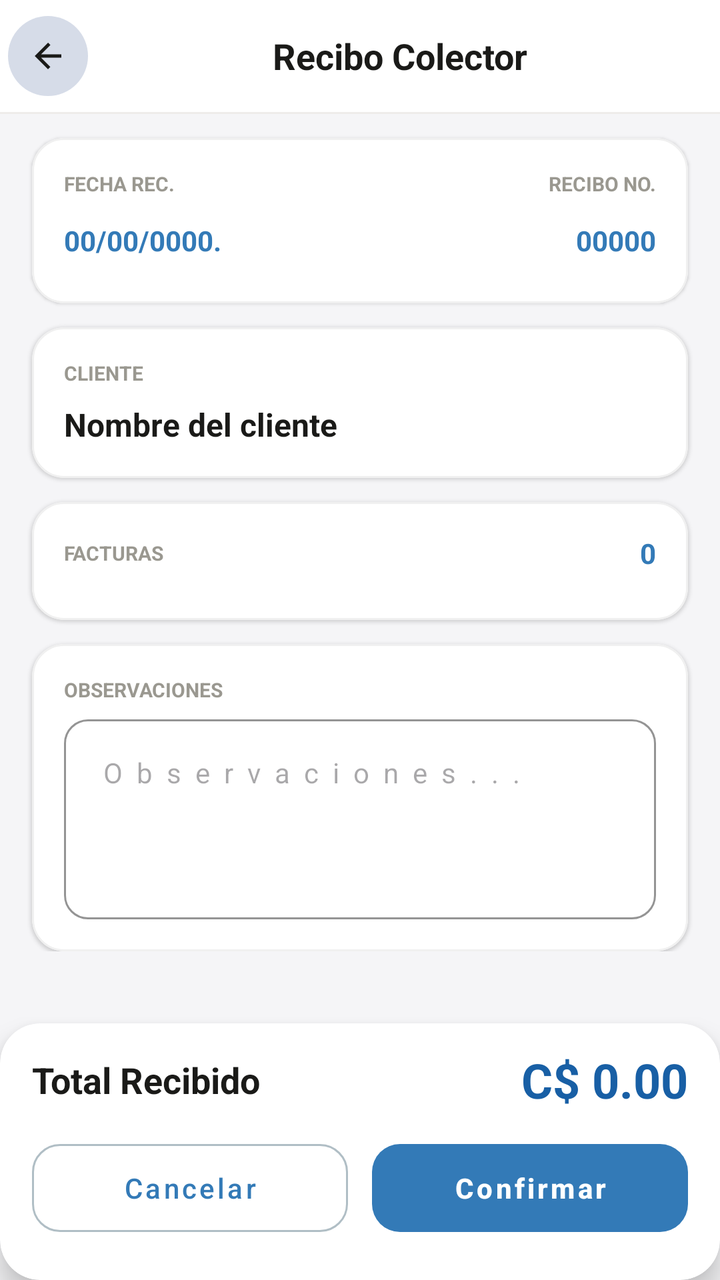
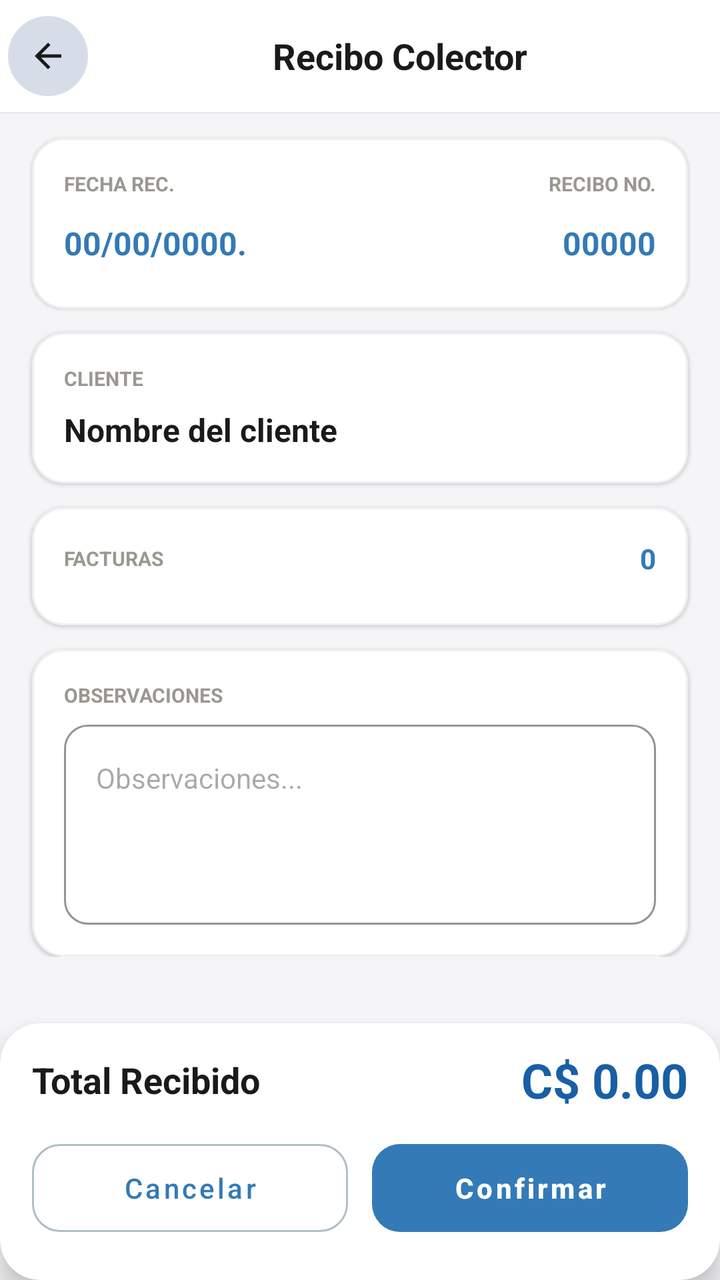

Screens rendered from an Android XML layout before and after an edit, with the pre-edit source and the edit as a unified diff.
<!-- AndroidManifest.xml: activity theme Theme.GMV -->
<!-- res/layout/activity_recibo_colector.xml -->
<?xml version="1.0" encoding="utf-8"?>
<androidx.coordinatorlayout.widget.CoordinatorLayout
    xmlns:android="http://schemas.android.com/apk/res/android"
    xmlns:app="http://schemas.android.com/apk/res-auto"
    android:layout_width="match_parent"
    android:layout_height="match_parent"
    android:background="#F5F5F7"
    android:fitsSystemWindows="true">

    <com.google.android.material.appbar.AppBarLayout
        android:layout_width="match_parent"
        android:layout_height="wrap_content"
        android:background="@android:color/white"
        android:elevation="0dp">

        <androidx.appcompat.widget.Toolbar
            android:layout_width="match_parent"
            android:layout_height="56dp"
            android:background="@android:color/white"
            app:contentInsetStart="0dp"
            app:contentInsetEnd="0dp">

            <LinearLayout
                android:layout_width="match_parent"
                android:layout_height="match_parent"
                android:gravity="center_vertical"
                android:orientation="horizontal"
                android:paddingHorizontal="4dp">

                <com.google.android.material.button.MaterialButton
                    android:id="@+id/btn_back"
                    style="@style/Widget.Material3.Button.TonalButton"
                    android:layout_width="40dp"
                    android:layout_height="40dp"
                    android:insetLeft="0dp"
                    android:insetTop="0dp"
                    android:insetRight="0dp"
                    android:insetBottom="0dp"
                    app:cornerRadius="20dp"
                    app:icon="@drawable/ic_arrow_back"
                    app:iconGravity="textStart"
                    app:iconPadding="0dp"
                    app:iconSize="20dp"
                    app:iconTint="#1A1A18" />

                <TextView
                    android:layout_width="0dp"
                    android:layout_height="wrap_content"
                    android:layout_weight="1"
                    android:gravity="center"
                    android:text="Recibo Colector"
                    android:textColor="#1A1A18"
                    android:textSize="18sp"
                    android:textStyle="bold" />

            </LinearLayout>

        </androidx.appcompat.widget.Toolbar>

        <View
            android:layout_width="match_parent"
            android:layout_height="1dp"
            android:background="#EEECEA" />

    </com.google.android.material.appbar.AppBarLayout>

    <androidx.core.widget.NestedScrollView
        android:layout_width="match_parent"
        android:layout_height="match_parent"
        android:clipToPadding="false"
        android:scrollbars="none"
        app:layout_behavior="@string/appbar_scrolling_view_behavior">

        <LinearLayout
            android:layout_width="match_parent"
            android:layout_height="wrap_content"
            android:orientation="vertical"
            android:paddingBottom="200dp">

            
            <com.google.android.material.card.MaterialCardView
                android:layout_width="match_parent"
                android:layout_height="wrap_content"
                android:layout_marginHorizontal="16dp"
                android:layout_marginTop="12dp"
                app:cardBackgroundColor="@android:color/white"
                app:cardCornerRadius="16dp"
                app:cardElevation="1dp"
                app:strokeColor="#F0F0F0"
                app:strokeWidth="1dp">

                <LinearLayout
                    android:layout_width="match_parent"
                    android:layout_height="wrap_content"
                    android:gravity="center_vertical"
                    android:orientation="horizontal"
                    android:padding="16dp">

                    <LinearLayout
                        android:layout_width="0dp"
                        android:layout_height="wrap_content"
                        android:layout_weight="1"
                        android:orientation="vertical">

                        <TextView
                            android:layout_width="wrap_content"
                            android:layout_height="wrap_content"
                            android:text="FECHA REC."
                            android:textAllCaps="true"
                            android:textColor="#9A9890"
                            android:textSize="10sp"
                            android:textStyle="bold" />

                        <TextView
                            android:id="@+id/tv_recibo_fecha"
                            android:layout_width="wrap_content"
                            android:layout_height="wrap_content"
                            android:layout_marginTop="6dp"
                            android:clickable="true"
                            android:focusable="true"
                            android:paddingVertical="6dp"
                            android:text="00/00/0000."
                            android:textColor="#337AB7"
                            android:textSize="14sp"
                            android:textStyle="bold" />

                    </LinearLayout>

                    <LinearLayout
                        android:layout_width="0dp"
                        android:layout_height="wrap_content"
                        android:layout_weight="1"
                        android:orientation="vertical">

                        <TextView
                            android:layout_width="match_parent"
                            android:layout_height="wrap_content"
                            android:textAlignment="textEnd"
                            android:text="RECIBO No."
                            android:textAllCaps="true"
                            android:textColor="#9A9890"
                            android:textSize="10sp"
                            android:textStyle="bold" />

                        <TextView
                            android:id="@+id/tv_recibo_numero"
                            android:textAlignment="textEnd"
                            android:layout_width="match_parent"
                            android:layout_height="wrap_content"
                            android:layout_marginTop="6dp"
                            android:clickable="true"
                            android:focusable="true"
                            android:paddingVertical="6dp"
                            android:text="00000"
                            android:textColor="#337AB7"
                            android:textSize="14sp"
                            android:textStyle="bold" />

                    </LinearLayout>

                </LinearLayout>

            </com.google.android.material.card.MaterialCardView>

            
            <com.google.android.material.card.MaterialCardView
                android:id="@+id/card_client"
                android:layout_width="match_parent"
                android:layout_height="wrap_content"
                android:layout_marginHorizontal="16dp"
                android:layout_marginTop="12dp"
                app:cardBackgroundColor="@android:color/white"
                app:cardCornerRadius="16dp"
                app:cardElevation="1dp"
                app:strokeColor="#F0F0F0"
                app:strokeWidth="1dp">

                <LinearLayout
                    android:layout_width="match_parent"
                    android:layout_height="wrap_content"
                    android:orientation="vertical"
                    android:padding="16dp">

                    <TextView
                        android:layout_width="wrap_content"
                        android:layout_height="wrap_content"
                        android:text="CLIENTE"
                        android:textAllCaps="true"
                        android:textColor="#9A9890"
                        android:textSize="10sp"
                        android:textStyle="bold" />

                    <TextView
                        android:id="@+id/tv_client_name"
                        android:layout_width="match_parent"
                        android:layout_height="wrap_content"
                        android:layout_marginTop="8dp"
                        android:text="Nombre del cliente"
                        android:textColor="#1A1A18"
                        android:textSize="16sp"
                        android:textStyle="bold" />

                    <TextView
                        android:id="@+id/tv_client_direccion"
                        android:layout_width="match_parent"
                        android:layout_height="wrap_content"
                        android:layout_marginTop="4dp"
                        android:ellipsize="end"
                        android:maxLines="2"
                        android:text="@string/lorem_ipsum"
                        android:textColor="#9A9890"
                        android:textSize="13sp"
                        android:visibility="gone" />

                </LinearLayout>

            </com.google.android.material.card.MaterialCardView>

            
            <com.google.android.material.card.MaterialCardView
                android:layout_width="match_parent"
                android:layout_height="wrap_content"
                android:layout_marginHorizontal="16dp"
                android:layout_marginTop="12dp"
                app:cardBackgroundColor="@android:color/white"
                app:cardCornerRadius="16dp"
                app:cardElevation="1dp"
                app:strokeColor="#F0F0F0"
                app:strokeWidth="1dp">

                <LinearLayout
                    android:layout_width="match_parent"
                    android:layout_height="wrap_content"
                    android:orientation="vertical"
                    android:padding="16dp">

                    <LinearLayout
                        android:layout_width="match_parent"
                        android:layout_height="wrap_content"
                        android:gravity="center_vertical"
                        android:orientation="horizontal">

                        <TextView
                            android:layout_width="0dp"
                            android:layout_height="wrap_content"
                            android:layout_weight="1"
                            android:text="FACTURAS"
                            android:textAllCaps="true"
                            android:textColor="#9A9890"
                            android:textSize="10sp"
                            android:textStyle="bold" />

                        <TextView
                            android:id="@+id/tv_facturas_count"
                            android:layout_width="wrap_content"
                            android:layout_height="wrap_content"
                            android:text="0"
                            android:textColor="#337AB7"
                            android:textSize="14sp"
                            android:textStyle="bold" />

                    </LinearLayout>

                    <LinearLayout
                        android:id="@+id/lyt_pagos"
                        android:layout_width="match_parent"
                        android:layout_height="wrap_content"
                        android:layout_marginTop="8dp"
                        android:orientation="vertical" />

                </LinearLayout>

            </com.google.android.material.card.MaterialCardView>

            
            <com.google.android.material.card.MaterialCardView
                android:layout_width="match_parent"
                android:layout_height="wrap_content"
                android:layout_marginHorizontal="16dp"
                android:layout_marginTop="12dp"
                app:cardBackgroundColor="@android:color/white"
                app:cardCornerRadius="16dp"
                app:cardElevation="1dp"
                app:strokeColor="#F0F0F0"
                app:strokeWidth="1dp">

                <LinearLayout
                    android:layout_width="match_parent"
                    android:layout_height="wrap_content"
                    android:orientation="vertical"
                    android:padding="16dp">

                    <TextView
                        android:layout_width="wrap_content"
                        android:layout_height="wrap_content"
                        android:text="OBSERVACIONES"
                        android:textAllCaps="true"
                        android:textColor="#9A9890"
                        android:textSize="10sp"
                        android:textStyle="bold" />

                    <com.google.android.material.textfield.TextInputLayout
                        android:id="@+id/lyt_observaciones"
                        style="@style/Widget.Material3.TextInputLayout.OutlinedBox"
                        android:layout_width="match_parent"
                        android:layout_height="wrap_content"
                        android:layout_marginTop="8dp"
                        app:boxCornerRadiusBottomEnd="12dp"
                        app:boxCornerRadiusBottomStart="12dp"
                        app:boxCornerRadiusTopEnd="12dp"
                        app:boxCornerRadiusTopStart="12dp"
                        app:boxStrokeColor="#E0E0E0"
                        app:hintEnabled="false">

                        <com.google.android.material.textfield.TextInputEditText
                            android:id="@+id/et_observaciones"
                            android:layout_width="match_parent"
                            android:layout_height="100dp"
                            android:background="@null"
                            android:gravity="top"
                            android:hint="Observaciones..."
                            android:textColor="#1A1A18"
                            android:textSize="14sp" />

                    </com.google.android.material.textfield.TextInputLayout>

                </LinearLayout>

            </com.google.android.material.card.MaterialCardView>

        </LinearLayout>

    </androidx.core.widget.NestedScrollView>

    <com.google.android.material.card.MaterialCardView
        android:id="@+id/lyt_bottom_actions"
        android:layout_width="match_parent"
        android:layout_height="wrap_content"
        android:layout_gravity="bottom"
        app:cardBackgroundColor="@android:color/white"
        app:cardCornerRadius="20dp"
        app:cardElevation="8dp"
        app:strokeWidth="0dp">

        <LinearLayout
            android:layout_width="match_parent"
            android:layout_height="wrap_content"
            android:orientation="vertical"
            android:paddingHorizontal="16dp"
            android:paddingTop="12dp"
            android:paddingBottom="20dp">

            <LinearLayout
                android:layout_width="match_parent"
                android:layout_height="wrap_content"
                android:gravity="center_vertical"
                android:orientation="horizontal"
                android:paddingBottom="12dp">

                <TextView
                    android:layout_width="0dp"
                    android:layout_height="wrap_content"
                    android:layout_weight="1"
                    android:text="Total Recibido"
                    android:textColor="#1A1A18"
                    android:textSize="18sp"
                    android:textStyle="bold" />

                <TextView
                    android:id="@+id/tv_total_recibido"
                    android:layout_width="wrap_content"
                    android:layout_height="wrap_content"
                    android:text="C$ 0.00"
                    android:textColor="#185FA5"
                    android:textSize="24sp"
                    android:textStyle="bold" />

            </LinearLayout>

            <LinearLayout
                android:layout_width="match_parent"
                android:layout_height="wrap_content"
                android:orientation="horizontal"
                android:weightSum="2">

                <com.google.android.material.button.MaterialButton
                    android:id="@+id/btn_edit"
                    style="@style/Widget.Material3.Button.OutlinedButton"
                    android:layout_width="0dp"
                    android:layout_height="52dp"
                    android:layout_marginEnd="6dp"
                    android:layout_weight="1"
                    android:text="Cancelar"
                    android:textAllCaps="false"
                    android:textSize="14sp"
                    app:cornerRadius="14dp" />

                <com.google.android.material.button.MaterialButton
                    android:id="@+id/btn_confirm"
                    android:layout_width="0dp"
                    android:layout_height="52dp"
                    android:layout_marginStart="6dp"
                    android:layout_weight="1"
                    android:text="Confirmar"
                    android:textAllCaps="false"
                    android:textSize="14sp"
                    android:textStyle="bold"
                    app:cornerRadius="14dp" />

            </LinearLayout>

        </LinearLayout>

    </com.google.android.material.card.MaterialCardView>

</androidx.coordinatorlayout.widget.CoordinatorLayout>
<!-- resources referenced by this layout -->
<resources>
  <string name="lorem_ipsum">Lorem ipsum dolor sit amet, consectetur adipiscing elit.</string>
  <style name="Theme.GMV" parent="Base.Theme.GMV" />
  <color name="primary">#337AB7</color>
  <color name="on_primary">#FFFFFF</color>
  <color name="primary_container">#D6E4F0</color>
  <color name="on_primary_container">#1A3A5C</color>
  <color name="secondary">#3A539B</color>
  <color name="on_secondary">#FFFFFF</color>
  <color name="secondary_container">#D6DCE8</color>
  <color name="on_secondary_container">#1C2A5C</color>
  <color name="tertiary">#7E57C2</color>
  <color name="on_tertiary">#FFFFFF</color>
  <color name="tertiary_container">#EDE7F6</color>
  <color name="on_tertiary_container">#311B92</color>
  <color name="error">#EF5350</color>
  <color name="on_error">#FFFFFF</color>
  <color name="error_container">#FFEBEE</color>
  <color name="on_error_container">#B71C1C</color>
  <color name="background">#F2F2F2</color>
  <color name="on_background">#000000</color>
  <color name="surface">#E7E7E7</color>
  <color name="on_surface">#000000</color>
  <color name="surface_variant">#D4D4D4</color>
  <color name="on_surface_variant">#535353</color>
  <color name="outline">#B0BEC5</color>
  <color name="outline_variant">#CFD8DC</color>
  <style name="TextAppearance.M3.DisplayMedium">
          <item name="android:textSize">45sp</item>
          <item name="android:letterSpacing">0</item>
          <item name="android:lineHeight">52sp</item>
          <item name="android:fontFamily">sans-serif</item>
      </style>
  <style name="TextAppearance.M3.DisplaySmall">
          <item name="android:textSize">36sp</item>
          <item name="android:letterSpacing">0</item>
          <item name="android:lineHeight">44sp</item>
          <item name="android:fontFamily">sans-serif</item>
      </style>
  <style name="TextAppearance.M3.HeadlineLarge">
          <item name="android:textSize">32sp</item>
          <item name="android:letterSpacing">0</item>
          <item name="android:lineHeight">40sp</item>
          <item name="android:fontFamily">sans-serif</item>
      </style>
  <style name="TextAppearance.M3.HeadlineMedium">
          <item name="android:textSize">28sp</item>
          <item name="android:letterSpacing">0</item>
          <item name="android:lineHeight">36sp</item>
          <item name="android:fontFamily">sans-serif</item>
      </style>
  <style name="TextAppearance.M3.HeadlineSmall">
          <item name="android:textSize">24sp</item>
          <item name="android:letterSpacing">0</item>
          <item name="android:lineHeight">32sp</item>
          <item name="android:fontFamily">sans-serif</item>
      </style>
  <style name="TextAppearance.M3.TitleLarge">
          <item name="android:textSize">22sp</item>
          <item name="android:letterSpacing">0</item>
          <item name="android:lineHeight">28sp</item>
          <item name="android:fontFamily">sans-serif</item>
      </style>
  <style name="TextAppearance.M3.BodyLarge">
          <item name="android:textSize">16sp</item>
          <item name="android:letterSpacing">0.5</item>
          <item name="android:lineHeight">24sp</item>
          <item name="android:fontFamily">sans-serif</item>
      </style>
  <style name="TextAppearance.M3.BodyMedium">
          <item name="android:textSize">14sp</item>
          <item name="android:letterSpacing">0.25</item>
          <item name="android:lineHeight">20sp</item>
          <item name="android:fontFamily">sans-serif</item>
      </style>
  <style name="TextAppearance.M3.BodySmall">
          <item name="android:textSize">12sp</item>
          <item name="android:letterSpacing">0.4</item>
          <item name="android:lineHeight">16sp</item>
          <item name="android:fontFamily">sans-serif</item>
      </style>
  <color name="colorUmkPrimaryDark">#003044</color>
  <!-- unchanged entries left out for length: 8 -->
</resources>

<!-- the commit's change to res/layout/activity_recibo_colector.xml (unified diff, before → after) -->
@@ -121,7 +121,7 @@
                             android:paddingVertical="6dp"
                             android:text="00/00/0000."
                             android:textColor="#337AB7"
-                            android:textSize="14sp"
+                            android:textSize="16sp"
                             android:textStyle="bold" />
 
                     </LinearLayout>
@@ -153,7 +153,7 @@
                             android:paddingVertical="6dp"
                             android:text="00000"
                             android:textColor="#337AB7"
-                            android:textSize="14sp"
+                            android:textSize="16sp"
                             android:textStyle="bold" />
 
                     </LinearLayout>
@@ -319,6 +319,7 @@
                             android:background="@null"
                             android:gravity="top"
                             android:hint="Observaciones..."
+                            android:letterSpacing="0"
                             android:textColor="#1A1A18"
                             android:textSize="14sp" />
 
